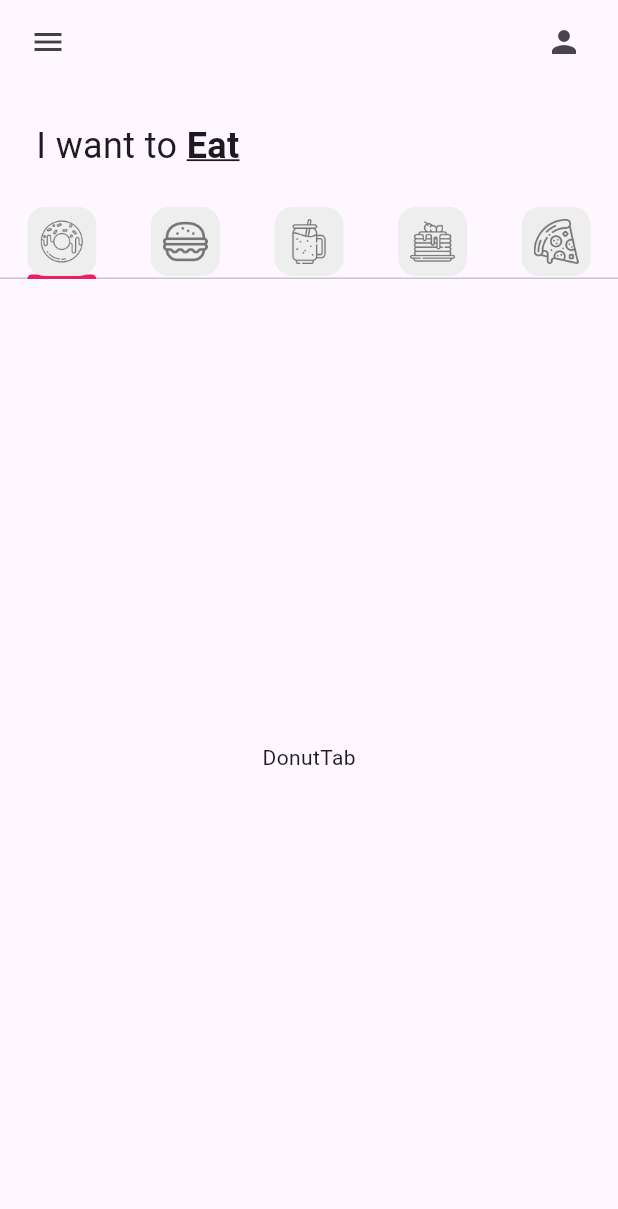
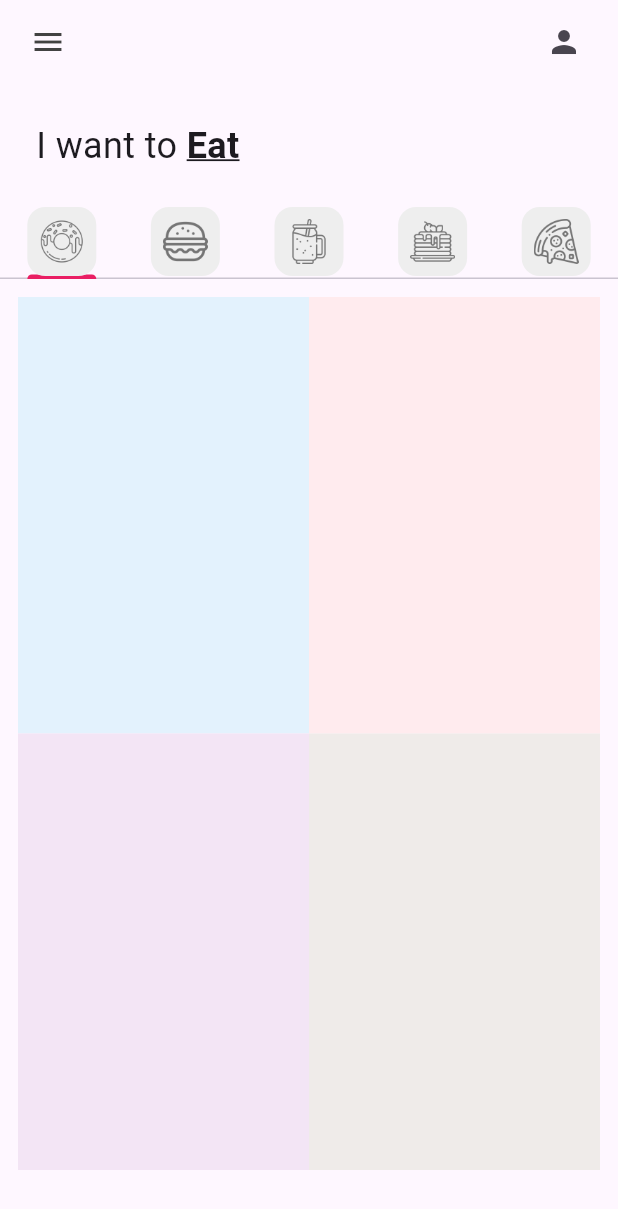
Before and after one commit to JoseLuisKoh/p1_donut_app_jose_koh, a Flutter app: the screen it shows after launch, on a phone screen of 412 x 824 dp. Shown: the top 1209 px of the screen. Run offline on Flutter 3.47's test engine with Material 3 defaults, Android fonts, the light colour scheme and no system bars.

Commit message:
DonutTile added

```diff
--- a/flutter_application_1/lib/Tab/donut_tab.dart
+++ b/flutter_application_1/lib/Tab/donut_tab.dart
@@ -1,10 +1,33 @@
 import 'package:flutter/material.dart';
+import 'package:flutter_application_1/utils/donut_tile.dart';
 
 class DonutTab extends StatelessWidget {
+  // list of donuts
+  final List donutsOnSale = const [
+// [ donutFlavor, donutPrice, donutColor, imageName ]
+    ["Ice Cream", "36", Colors.blue, "lib/images/icecream_donut.png"],
+    ["Strawberry", "45", Colors.red, "lib/images/strawberry_donut.png"],
+    ["Grape Ape", "84", Colors.purple, "lib/images/grape_donut.png"],
+    ["Choco", "95", Colors.brown, "lib/images/chocolate_donut.png"],
+  ];
+
   const DonutTab({super.key});
 
   @override
   Widget build(BuildContext context) {
-    return const Center(child: Text("DonutTab"));
+    return GridView.builder(
+        itemCount: donutsOnSale.length,
+        padding: const EdgeInsets.all(12),
+        gridDelegate: const SliverGridDelegateWithFixedCrossAxisCount(
+            crossAxisCount: 2, childAspectRatio: 1 / 1.5),
+        itemBuilder: (context, index) {
+          return DonutTile(
+            donutFlavor: donutsOnSale[index][0],
+            donutPrice: donutsOnSale[index][1],
+            donutColor: donutsOnSale[index][2],
+            imageName: donutsOnSale[index][3],
+          );
+        });
+    //Delegate sirve para organizar los widgets en la cuadricula
   }
 }
--- /dev/null
+++ b/flutter_application_1/lib/utils/donut_tile.dart
@@ -0,0 +1,22 @@
+import 'package:flutter/material.dart';
+
+class DonutTile extends StatelessWidget {
+  final String donutFlavor;
+  final String donutPrice;
+  final dynamic donutColor;
+  final String imageName;
+
+  const DonutTile(
+      {super.key,
+      required this.donutFlavor,
+      required this.donutPrice,
+      this.donutColor,
+      required this.imageName});
+
+  @override
+  Widget build(BuildContext context) {
+    return Container(
+      decoration: BoxDecoration(color: donutColor[50]),
+    );
+  }
+}
```
